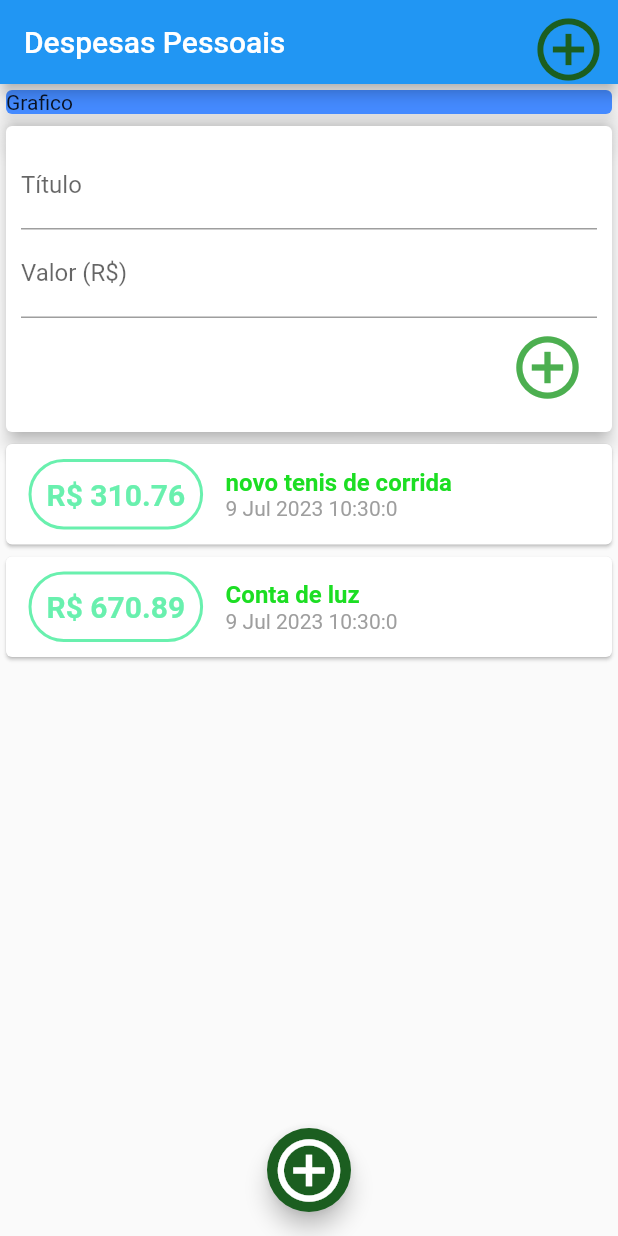
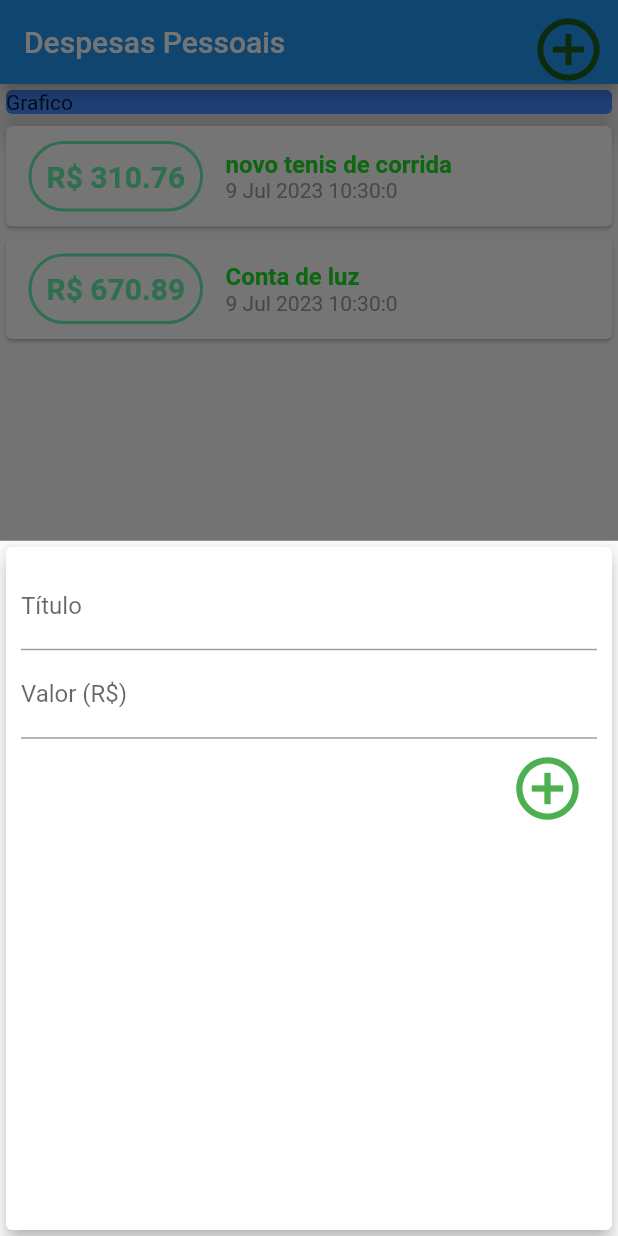
Before and after one commit to CSIRamone/expenses, a Flutter app: the screen it shows after launch, after a tap on the "add circle outline" icon, on a phone screen of 412 x 824 dp. Run offline on Flutter 3.47's test engine with Material 2 defaults, Android fonts, the phone set to English and light mode, and no system bars.

Commit message:
refatorando alterando MyHomePage de stateless para statefull excluindo diretorio transaction_user

```diff
--- a/lib/components/transaction_form.dart
+++ b/lib/components/transaction_form.dart
@@ -4,7 +4,7 @@ class TransactionForm extends StatelessWidget {
   final titleController = TextEditingController();
   final valueController = TextEditingController();
 
-  final void Function(String, double) onSubmit;
+  late final void Function(String, double)? onSubmit;
 
   TransactionForm(this.onSubmit);
 
@@ -15,7 +15,7 @@ class TransactionForm extends StatelessWidget {
     if (title.isEmpty || value <= 0) {
       return;
     }
-    onSubmit(title, value);
+    onSubmit!(title, value);
   }
 
   @override
--- a/lib/components/transaction_user.dart
+++ /dev/null
@@ -1,56 +0,0 @@
-import 'dart:math';
-
-import 'package:flutter/material.dart';
-
-import '../models/transaction.dart';
-
-import 'transaction_list.dart';
-
-import 'transaction_form.dart';
-
-class TransactionUser extends StatefulWidget {
-  const TransactionUser({super.key});
-
-  @override
-  State<TransactionUser> createState() => _TransactionUserState();
-}
-
-class _TransactionUserState extends State<TransactionUser> {
-  final _transaction = [
-    Transaction(
-      id: 't1',
-      title: 'novo tenis de corrida',
-      value: 310.76,
-      date: DateTime.now(),
-    ),
-    Transaction(
-      id: 't2',
-      title: 'Conta de luz',
-      value: 670.89,
-      date: DateTime.now(),
-    ),
-  ];
-
-  _addTransaction(String title, double value) {
-    final newTransaction = Transaction(
-      id: Random().nextDouble().toString(),
-      title: title,
-      value: value,
-      date: DateTime.now(),
-    );
-
-    setState(() {
-      _transaction.add(newTransaction);
-    });
-  }
-
-  @override
-  Widget build(BuildContext context) {
-    return Column(
-      children: [
-        TransactionForm(_addTransaction),
-        Transaction_list(_transaction),
-      ],
-    );
-  }
-}
--- a/lib/main.dart
+++ b/lib/main.dart
@@ -1,6 +1,12 @@
-import 'package:expenses/components/transaction_user.dart';
+import 'package:flutter/material.dart';
 
-import 'package:flutter/material.dart';
+import 'dart:math';
+
+import '/models/transaction.dart';
+
+import 'components/transaction_list.dart';
+
+import 'components/transaction_form.dart';
 
 void main() => runApp(ExpensesApp());
 
@@ -11,7 +17,48 @@ class ExpensesApp extends StatelessWidget {
   }
 }
 
-class MyHomePage extends StatelessWidget {
+class MyHomePage extends StatefulWidget {
+  @override
+  State<MyHomePage> createState() => _MyHomePageState();
+}
+
+class _MyHomePageState extends State<MyHomePage> {
+  final _transaction = [
+    Transaction(
+      id: 't1',
+      title: 'novo tenis de corrida',
+      value: 310.76,
+      date: DateTime.now(),
+    ),
+    Transaction(
+      id: 't2',
+      title: 'Conta de luz',
+      value: 670.89,
+      date: DateTime.now(),
+    ),
+  ];
+
+  _addTransaction(String title, double value) {
+    final newTransaction = Transaction(
+      id: Random().nextDouble().toString(),
+      title: title,
+      value: value,
+      date: DateTime.now(),
+    );
+
+    setState(() {
+      _transaction.add(newTransaction);
+    });
+  }
+
+  _openTransactionFormModal(BuildContext context) {
+    showModalBottomSheet(
+        context: context,
+        builder: (_) {
+          return TransactionForm(null);
+        });
+  }
+
   @override
   Widget build(BuildContext context) {
     return Scaffold(
@@ -19,7 +66,7 @@ class MyHomePage extends StatelessWidget {
         title: const Text("Despesas Pessoais"),
         actions: [
           IconButton(
-            onPressed: () {},
+            onPressed: () => _openTransactionFormModal(context),
             icon: Icon(Icons.add_circle_outline_outlined),
             iconSize: 50,
             color: Colors.green[900],
@@ -39,12 +86,12 @@ class MyHomePage extends StatelessWidget {
                 child: Text('Grafico'),
               ),
             ),
-            const TransactionUser(),
+            Transaction_list(_transaction),
           ],
         ),
       ),
       floatingActionButton: FloatingActionButton(
-        onPressed: () {},
+        onPressed: () => _openTransactionFormModal(context),
         child: Icon(
           Icons.add_circle_outline_sharp,
           size: 50,
```
